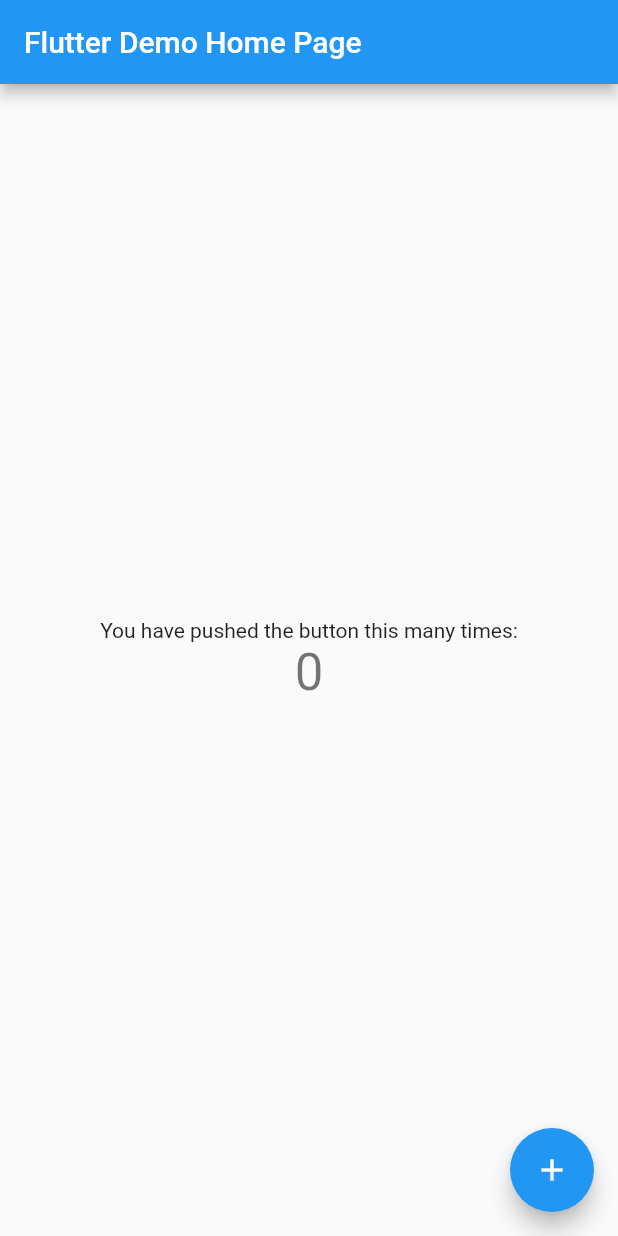
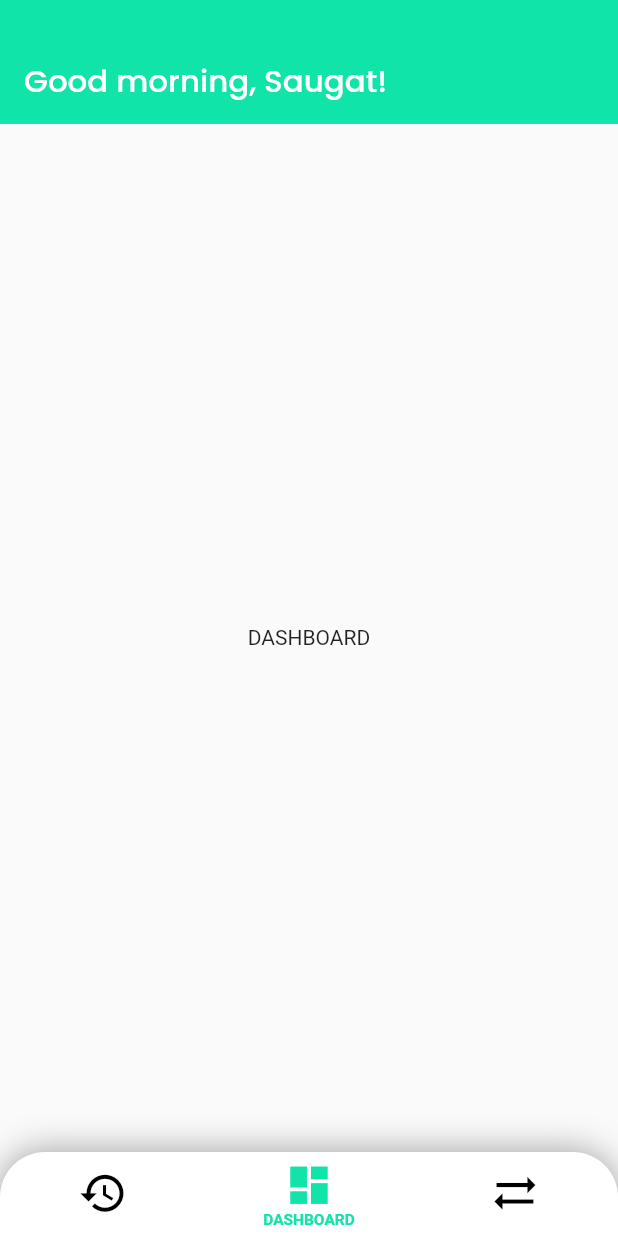
Before and after one commit to vileroze/STOCK_PORTFOLIO_MANAGEMENT, a Flutter app: the screen it shows after launch, on a phone screen of 412 x 824 dp. Run offline on Flutter 3.47's test engine with Material 2 defaults, Android fonts, the phone set to English and light mode, and no system bars; our stand-ins replace firebase_core, google_fonts; accounts and stored records are empty.

Commit message:
created the bottom navigation bar

```diff
--- /dev/null
+++ b/lib/bottom_navigation.dart
@@ -0,0 +1,146 @@
+import 'package:flutter/material.dart';
+import 'package:flutter/services.dart';
+import 'package:portfolio_management/screens/buySell/buySell.dart';
+import 'package:portfolio_management/screens/dashboard/dashboard.dart';
+import 'package:portfolio_management/screens/transactions/transactions.dart';
+import 'package:google_fonts/google_fonts.dart';
+
+class BottomNavigation extends StatefulWidget {
+  int currentIndx;
+  BottomNavigation({Key? key, required this.currentIndx}) : super(key: key);
+
+  @override
+  State<BottomNavigation> createState() => _BottomNavigationState();
+}
+
+class _BottomNavigationState extends State<BottomNavigation> {
+  PageController _pageController = PageController();
+  var screens = [
+    Transactions(),
+    Dashboard(),
+    BuySell(),
+  ];
+
+  @override
+  void initState() {
+    super.initState();
+    //_pageController = PageController();
+  }
+
+  @override
+  void dispose() {
+    _pageController.dispose();
+    super.dispose();
+  }
+
+  @override
+  Widget build(BuildContext context) {
+    Size size = MediaQuery.of(context).size;
+    double btmNavIconSize = size.height / 25;
+
+    return Scaffold(
+      appBar: AppBar(
+        toolbarHeight: size.height / 10,
+        elevation: 0,
+        systemOverlayStyle:
+            SystemUiOverlayStyle(statusBarColor: Colors.transparent),
+        title: Padding(
+          padding: EdgeInsets.only(top: 40.0, bottom: 15.0),
+          child: Text(
+            'Good ' + greeting() + ', Saugat!',
+            style: GoogleFonts.poppins(
+                fontSize: size.width / 20, fontWeight: FontWeight.w500),
+          ),
+        ),
+        flexibleSpace: Container(
+          decoration: const BoxDecoration(
+            color: Color.fromARGB(255, 16, 228, 169),
+          ),
+        ),
+      ),
+      body: PageView(
+        controller: _pageController,
+        onPageChanged: (index) {
+          setState(() => widget.currentIndx = index);
+        },
+        children: <Widget>[
+          screens[widget.currentIndx],
+        ],
+      ),
+      bottomNavigationBar: Container(
+        decoration: const BoxDecoration(
+          borderRadius: BorderRadius.only(
+              topRight: Radius.circular(30), topLeft: Radius.circular(30)),
+          boxShadow: [
+            BoxShadow(color: Colors.black38, spreadRadius: 0, blurRadius: 20),
+          ],
+        ),
+        child: ClipRRect(
+          borderRadius: const BorderRadius.only(
+            topLeft: Radius.circular(30.0),
+            topRight: Radius.circular(30.0),
+          ),
+          child: BottomNavigationBar(
+            type: BottomNavigationBarType.fixed,
+            selectedItemColor: Color.fromARGB(255, 16, 228, 169),
+            unselectedItemColor: Colors.black,
+            selectedFontSize: size.width / 40,
+            unselectedFontSize: size.width / 40,
+            // backgroundColor: Colors.deepOrange[50],
+            backgroundColor: Colors.white,
+            elevation: 20.0,
+            selectedLabelStyle: TextStyle(fontWeight: FontWeight.bold),
+            currentIndex: widget.currentIndx,
+            showUnselectedLabels: false,
+            onTap: _onItemTapped,
+
+            items: <BottomNavigationBarItem>[
+              BottomNavigationBarItem(
+                backgroundColor: Colors.amber,
+                icon: Icon(
+                  Icons.history,
+                  size: btmNavIconSize,
+                ),
+                label: 'TRANSACTIONS',
+              ),
+              BottomNavigationBarItem(
+                icon: Icon(
+                  Icons.dashboard,
+                  size: btmNavIconSize,
+                ),
+                label: 'DASHBOARD',
+              ),
+              BottomNavigationBarItem(
+                icon: Icon(
+                  Icons.sync_alt,
+                  size: btmNavIconSize,
+                ),
+                label: 'BUY/SELL',
+              ),
+            ],
+          ),
+        ),
+      ),
+    );
+  }
+
+  void _onItemTapped(int index) {
+    setState(() {
+      widget.currentIndx = index;
+      //using this page controller you can make beautiful animation effects
+      // _pageController.animateToPage(index,
+      //     duration: Duration(milliseconds: 1000), curve: Curves.easeInSine);
+    });
+  }
+
+  String greeting() {
+    var hour = DateTime.now().hour;
+    if (hour < 12) {
+      return 'morning';
+    }
+    if (hour < 17) {
+      return 'afternoon';
+    }
+    return 'evening';
+  }
+}
--- a/lib/main.dart
+++ b/lib/main.dart
@@ -1,7 +1,12 @@
 import 'package:flutter/material.dart';
+import 'package:portfolio_management/bottom_navigation.dart';
+import 'package:firebase_core/firebase_core.dart';
 
-void main() {
-  runApp(const MyApp());
+Future<void> main() async {
+  WidgetsFlutterBinding.ensureInitialized();
+  await Firebase.initializeApp();
+
+  runApp(MyApp());
 }
 
 class MyApp extends StatelessWidget {
@@ -13,103 +18,22 @@
     return MaterialApp(
       title: 'Flutter Demo',
       theme: ThemeData(
-        // This is the theme of your application.
-        //
-        // Try running your application with "flutter run". You'll see the
-        // application has a blue toolbar. Then, without quitting the app, try
-        // changing the primarySwatch below to Colors.green and then invoke
-        // "hot reload" (press "r" in the console where you ran "flutter run",
-        // or simply save your changes to "hot reload" in a Flutter IDE).
-        // Notice that the counter didn't reset back to zero; the application
-        // is not restarted.
-        primarySwatch: Colors.blue,
+        primaryColor: Color.fromARGB(255, 16, 228, 169),
       ),
-      home: const MyHomePage(title: 'Flutter Demo Home Page'),
+      home: MyHomePage(),
+      debugShowCheckedModeBanner: false,
     );
   }
 }
 
 class MyHomePage extends StatefulWidget {
-  const MyHomePage({Key? key, required this.title}) : super(key: key);
-
-  // This widget is the home page of your application. It is stateful, meaning
-  // that it has a State object (defined below) that contains fields that affect
-  // how it looks.
-
-  // This class is the configuration for the state. It holds the values (in this
-  // case the title) provided by the parent (in this case the App widget) and
-  // used by the build method of the State. Fields in a Widget subclass are
-  // always marked "final".
-
-  final String title;
-
   @override
   State<MyHomePage> createState() => _MyHomePageState();
 }
 
 class _MyHomePageState extends State<MyHomePage> {
-  int _counter = 0;
-
-  void _incrementCounter() {
-    setState(() {
-      // This call to setState tells the Flutter framework that something has
-      // changed in this State, which causes it to rerun the build method below
-      // so that the display can reflect the updated values. If we changed
-      // _counter without calling setState(), then the build method would not be
-      // called again, and so nothing would appear to happen.
-      _counter++;
-    });
-  }
-
   @override
   Widget build(BuildContext context) {
-    // This method is rerun every time setState is called, for instance as done
-    // by the _incrementCounter method above.
-    //
-    // The Flutter framework has been optimized to make rerunning build methods
-    // fast, so that you can just rebuild anything that needs updating rather
-    // than having to individually change instances of widgets.
-    return Scaffold(
-      appBar: AppBar(
-        // Here we take the value from the MyHomePage object that was created by
-        // the App.build method, and use it to set our appbar title.
-        title: Text(widget.title),
-      ),
-      body: Center(
-        // Center is a layout widget. It takes a single child and positions it
-        // in the middle of the parent.
-        child: Column(
-          // Column is also a layout widget. It takes a list of children and
-          // arranges them vertically. By default, it sizes itself to fit its
-          // children horizontally, and tries to be as tall as its parent.
-          //
-          // Invoke "debug painting" (press "p" in the console, choose the
-          // "Toggle Debug Paint" action from the Flutter Inspector in Android
-          // Studio, or the "Toggle Debug Paint" command in Visual Studio Code)
-          // to see the wireframe for each widget.
-          //
-          // Column has various properties to control how it sizes itself and
-          // how it positions its children. Here we use mainAxisAlignment to
-          // center the children vertically; the main axis here is the vertical
-          // axis because Columns are vertical (the cross axis would be
-          // horizontal).
-          mainAxisAlignment: MainAxisAlignment.center,
-          children: <Widget>[
-            const Text(
-              'You have pushed the button this many times:',
-            ),
-            Text(
-              '$_counter',
-              style: Theme.of(context).textTheme.headline4,
-            ),
-          ],
-        ),
-      ),
-      floatingActionButton: FloatingActionButton(
-        onPressed: _incrementCounter,
-        tooltip: 'Increment',
-        child: const Icon(Icons.add),
-      ), // This trailing comma makes auto-formatting nicer for build methods.
-    );
+    return BottomNavigation(currentIndx: 1);
   }
 }
--- /dev/null
+++ b/lib/screens/buySell/buySell.dart
@@ -0,0 +1,17 @@
+import 'package:flutter/material.dart';
+
+class BuySell extends StatefulWidget {
+  const BuySell({Key? key}) : super(key: key);
+
+  @override
+  State<BuySell> createState() => _BuySellState();
+}
+
+class _BuySellState extends State<BuySell> {
+  @override
+  Widget build(BuildContext context) {
+    return Container(
+      child: Center(child: Text('BUY SELL PAGE')),
+    );
+  }
+}
--- /dev/null
+++ b/lib/screens/dashboard/dashboard.dart
@@ -0,0 +1,17 @@
+import 'package:flutter/material.dart';
+
+class Dashboard extends StatefulWidget {
+  const Dashboard({Key? key}) : super(key: key);
+
+  @override
+  State<Dashboard> createState() => _DashboardState();
+}
+
+class _DashboardState extends State<Dashboard> {
+  @override
+  Widget build(BuildContext context) {
+    return Container(
+      child: Center(child: Text('DASHBOARD')),
+    );
+  }
+}
--- /dev/null
+++ b/lib/screens/transactions/transactions.dart
@@ -0,0 +1,19 @@
+import 'package:flutter/material.dart';
+
+class Transactions extends StatefulWidget {
+  const Transactions({Key? key}) : super(key: key);
+
+  @override
+  State<Transactions> createState() => _TransactionsState();
+}
+
+class _TransactionsState extends State<Transactions> {
+  @override
+  Widget build(BuildContext context) {
+    return Container(
+      child: Center(
+        child: Text('TRANSACTIONS'),
+      ),
+    );
+  }
+}
--- a/pubspec.yaml
+++ b/pubspec.yaml
@@ -31,6 +31,7 @@
     sdk: flutter
 
 
+
   # The following adds the Cupertino Icons font to your application.
   # Use with the CupertinoIcons class for iOS style icons.
   cupertino_icons: ^1.0.2
@@ -38,6 +39,9 @@
 dev_dependencies:
   flutter_test:
     sdk: flutter
+  google_fonts: ^3.0.1
+  firebase_core: ^1.21.0
+  cloud_firestore: ^3.4.5
 
   # The "flutter_lints" package below contains a set of recommended lints to
   # encourage good coding practices. The lint set provided by the package is
```
Also changed, not shown: pubspec.lock, 3 other files.
